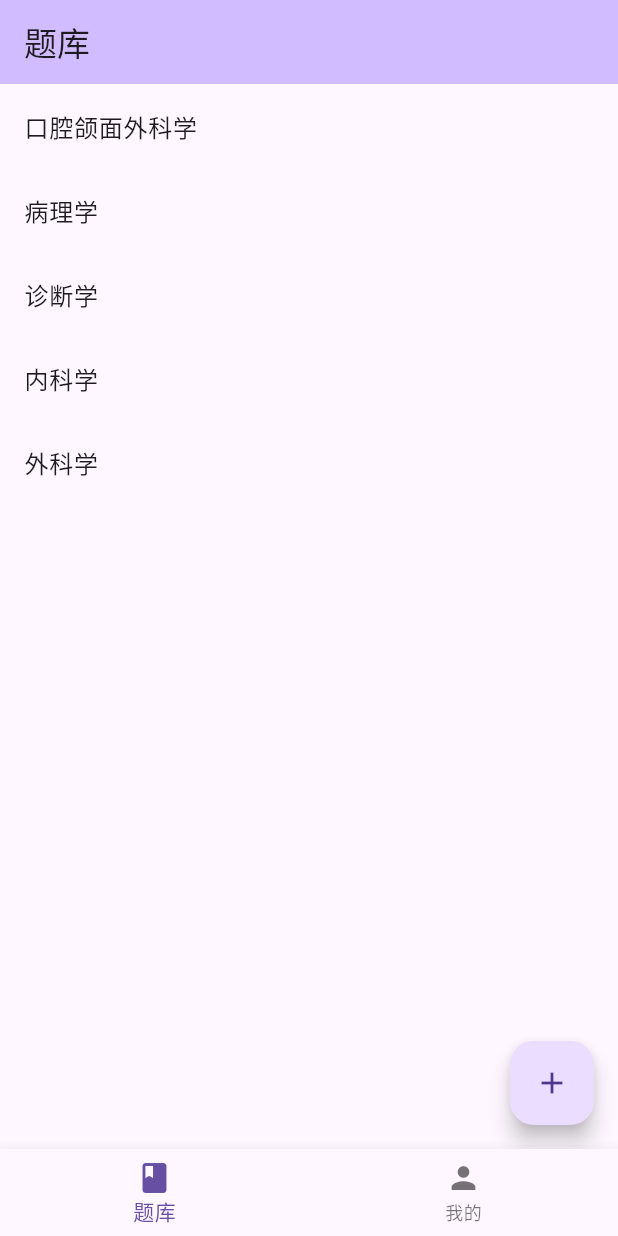
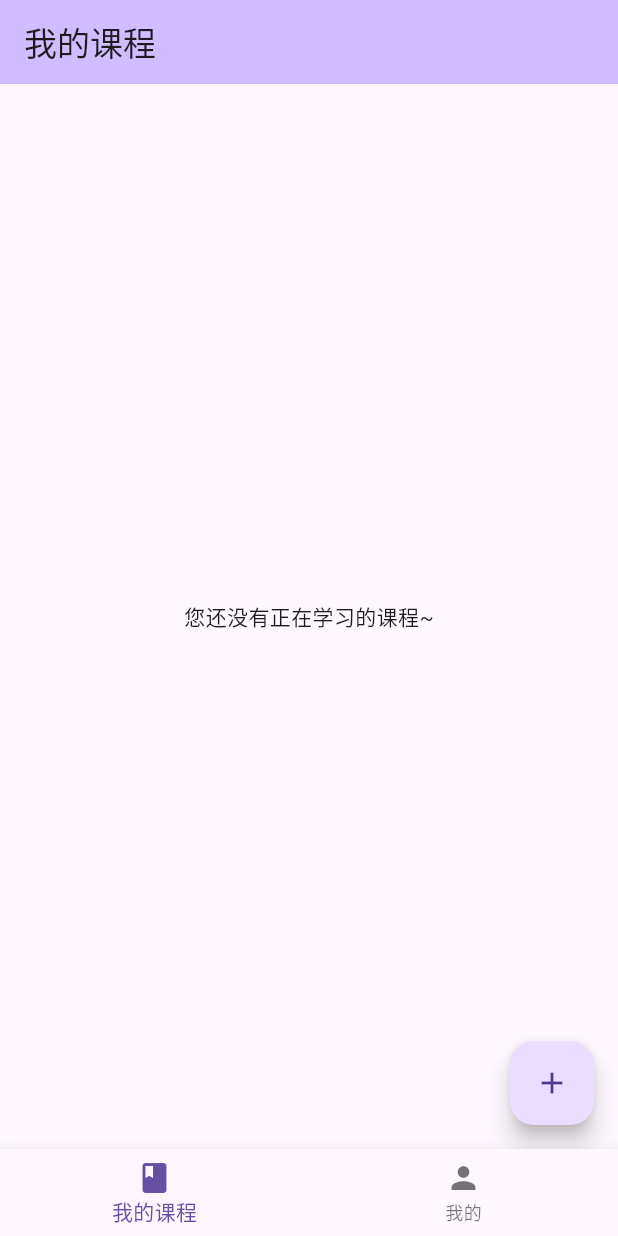
Before and after one commit to nanguaguag/yibubang, a Flutter app: the screen it shows after launch, on a phone screen of 412 x 824 dp. Run offline on Flutter 3.47's test engine with Material 3 defaults, Android fonts, the light colour scheme and no system bars; our stand-ins replace sqflite; accounts and stored records are empty.

Commit message:
完善首页：我的课程、管理课程

```diff
--- a/lib/constants/app_strings.dart
+++ b/lib/constants/app_strings.dart
@@ -1,7 +1,7 @@
 class AppStrings {
   static const String appTitle = '医不帮';
-  static const String quizCategoryTitle = '题库';
+  static const String selectedSubjectsTitle = '我的课程';
   static const String myPageTitle = '我的';
-  static const String subjectsListTitle = '选择学科';
+  static const String subjectsListTitle = '选择课程';
   // 其他全局常量字符串
 }
--- a/lib/db/database_helper.dart
+++ b/lib/db/database_helper.dart
@@ -29,7 +29,8 @@ class DatabaseHelper {
     await db.execute('''
     CREATE TABLE IF NOT EXISTS Subject (
         id TEXT PRIMARY KEY,
-        name TEXT NOT NULL
+        name TEXT NOT NULL,
+        selected BOOL NOT NULL
     );
     ''');
 
--- a/lib/screens/choosed_subjects_page.dart
+++ b/lib/screens/choosed_subjects_page.dart
@@ -2,53 +2,73 @@ import 'package:flutter/material.dart';
 import 'package:yibubang/screens/question_grid_page.dart';
 import '../constants/app_strings.dart';
 import 'subjects_list_page.dart';
+import '../db/subject.dart';
+
+class ChoosedSubjectsPage extends StatefulWidget {
+  @override
+  _ChoosedSubjectsPageState createState() => _ChoosedSubjectsPageState();
+}
 
 // 题库页面，展示用户现在正在刷的题库
-class ChoosedSubjectsPage extends StatelessWidget {
-  final List<String> quizCategories;
-
-  ChoosedSubjectsPage({required this.quizCategories});
-
-  // This is where you could handle adding a new quiz category
-  void navigateToSubjectsListPage(BuildContext context) {
-    // Implement your logic to add a new quiz category
-    // For example, navigate to a page that allows adding a new category:
-    Navigator.push(
-      context,
-      MaterialPageRoute(
-        builder: (context) => SubjectsListPage(),
-      ),
-    );
-  }
+class _ChoosedSubjectsPageState extends State<ChoosedSubjectsPage> {
+  Future<List<Subject>> selectedSubjects = fetchSelectedSubjects();
 
   @override
   Widget build(BuildContext context) {
     return Scaffold(
       appBar: AppBar(
-        title: const Text(AppStrings.quizCategoryTitle),
+        title: const Text(AppStrings.selectedSubjectsTitle),
         backgroundColor: Theme.of(context).colorScheme.inversePrimary,
       ),
-      body: ListView.builder(
-        itemCount: quizCategories.length, // Use the length of the passed list
+      body: FutureBuilder<List<Subject>>(
+        future: selectedSubjects,
+        builder: (context, snapshot) {
+          if (snapshot.connectionState == ConnectionState.waiting) {
+            // 正在加载时显示进度条
+            return const Center(child: CircularProgressIndicator());
+          } else if (snapshot.hasError) {
+            // 出现错误时显示错误信息
+            return Center(child: Text('加载失败: ${snapshot.error}'));
+          } else if (!snapshot.hasData || snapshot.data!.isEmpty) {
+            // 没有数据时显示提示
+            return const Center(child: Text('您还没有正在学习的课程~'));
+          } else {
+            // 获取数据
+            List<Subject> selectedSubjects = snapshot.data!;
+            return ListView.builder(
+              itemCount: selectedSubjects.length,
               itemBuilder: (context, index) {
                 return ListTile(
-            title: Text(quizCategories[index]),
+                  title: Text(selectedSubjects[index].name),
                   onTap: () {
                     Navigator.push(
                       context,
                       MaterialPageRoute(
                         builder: (context) => QuestionGridPage(
-                    quizCategoryName: quizCategories[index],
+                          chapterName: selectedSubjects[index].name,
                         ),
                       ),
                     );
                   },
                 );
               },
+            );
+          }
+        },
       ),
       floatingActionButton: FloatingActionButton(
-        onPressed: () => navigateToSubjectsListPage(context),
-        tooltip: '添加题库',
+        onPressed: () async {
+          await Navigator.push(
+            context,
+            MaterialPageRoute(
+              builder: (context) => SubjectsListPage(),
+            ),
+          );
+          setState(() {
+            selectedSubjects = fetchSelectedSubjects();
+          });
+        },
+        tooltip: '添加课程',
         child: const Icon(Icons.add),
       ),
     );
--- a/lib/screens/home_page.dart
+++ b/lib/screens/home_page.dart
@@ -15,13 +15,7 @@ class _HomePageState extends State<HomePage> {
 
   // List of screens corresponding to the tabs
   final List<Widget> _screens = [
-    ChoosedSubjectsPage(quizCategories: const [
-      '口腔颌面外科学',
-      '病理学',
-      '诊断学',
-      '内科学',
-      '外科学',
-    ]),
+    ChoosedSubjectsPage(),
     MyPage(),
   ];
 
@@ -41,7 +35,7 @@ class _HomePageState extends State<HomePage> {
         items: const <BottomNavigationBarItem>[
           BottomNavigationBarItem(
             icon: Icon(Icons.book),
-            label: AppStrings.quizCategoryTitle,
+            label: AppStrings.selectedSubjectsTitle,
           ),
           BottomNavigationBarItem(
             icon: Icon(Icons.person),
--- a/lib/screens/question_grid_page.dart
+++ b/lib/screens/question_grid_page.dart
@@ -7,9 +7,9 @@ import 'package:flutter/material.dart';
 // - 3: 已斩
 
 class QuestionGridPage extends StatelessWidget {
-  final String quizCategoryName;
+  final String chapterName;
 
-  const QuestionGridPage({super.key, required this.quizCategoryName});
+  const QuestionGridPage({super.key, required this.chapterName});
 
   @override
   Widget build(BuildContext context) {
@@ -19,7 +19,7 @@ class QuestionGridPage extends StatelessWidget {
 
     return Scaffold(
       appBar: AppBar(
-        title: Text(quizCategoryName),
+        title: Text(chapterName),
       ),
       body: Padding(
         padding: const EdgeInsets.all(16.0),
```
Also changed, not shown: lib/db/chapter.dart (+14 -0 lines), lib/db/subject.dart (+29 -3 lines), lib/screens/subjects_list_page.dart (+10 -8 lines). Lines whose indentation alone changed are shown as unchanged.
